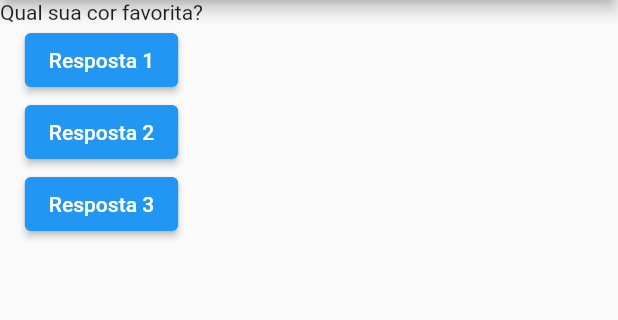
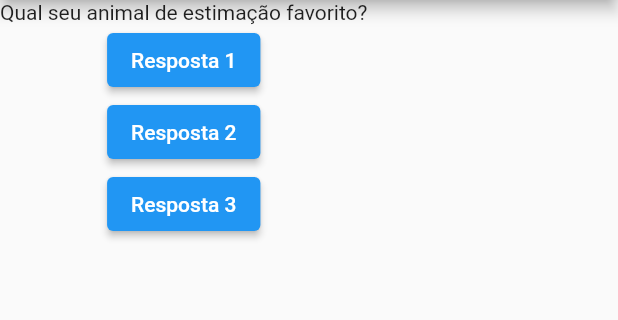
Before and after one commit to igregorioneto/perguntas, a Flutter app: the screen it shows after launch, after a tap on "Resposta 1", on a phone screen of 412 x 824 dp, the part 84-404 px from its top. Run offline on Flutter 3.47's test engine with Material 2 defaults, Android fonts, the phone set to English and light mode, and no system bars.

```diff
--- a/lib/main.dart
+++ b/lib/main.dart
@@ -1,24 +1,23 @@
 import 'package:flutter/material.dart';
 
-main() => runApp(ParguntaApp());
+main() => runApp(PerguntaApp());
 
-class ParguntaApp extends StatelessWidget {
-  // const ParguntaApp({Key? key}) : super(key: key);
-
+class PerguntaAppState extends State<PerguntaApp> {
   var perguntaSelecionada = 0;
 
   void responder() {
+    setState(() => perguntaSelecionada);
     perguntaSelecionada++;
     print(perguntaSelecionada);
   }
 
-  final List<String> perguntas = [
-    'Qual sua cor favorita?',
-    'Qual seu animal de estimação favorito?'
-  ];
-
   @override
   Widget build(BuildContext context) {
+    final List<String> perguntas = [
+      'Qual sua cor favorita?',
+      'Qual seu animal de estimação favorito?'
+    ];
+
     return MaterialApp(
       home: Scaffold(
         appBar: AppBar(
@@ -50,3 +49,12 @@ class ParguntaApp extends StatelessWidget {
     );
   }
 }
+
+class PerguntaApp extends StatefulWidget {
+  // const ParguntaApp({Key? key}) : super(key: key);
+
+  @override
+  PerguntaAppState createState() {
+    return PerguntaAppState();
+  }
+}
```
